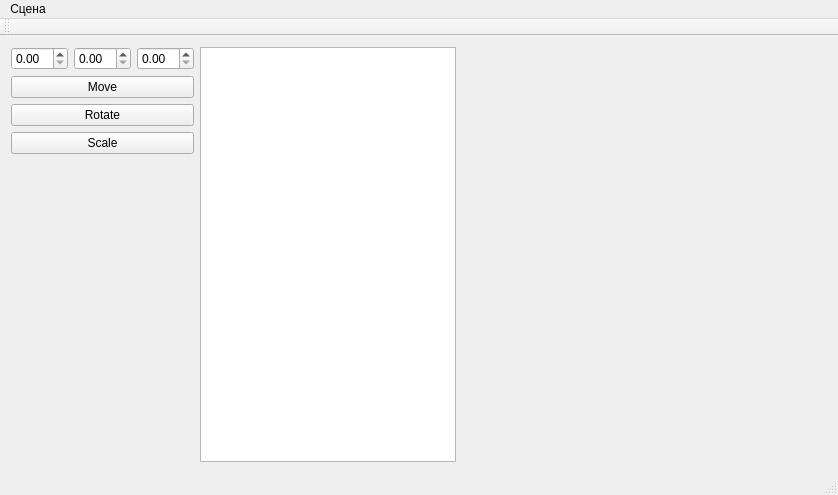
Old version of the form oop_lab3/QtImplementation/mainwindow.ui in the repository TheFunGun36/BMSTU_ObjectOrientedProgramming.
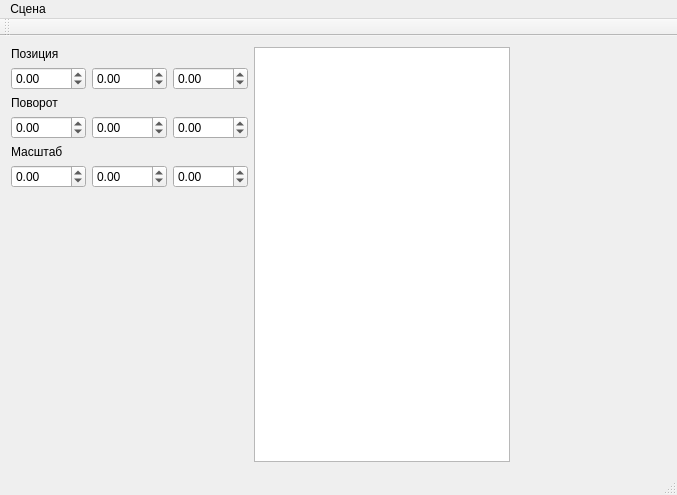
New version of the form. Custom widgets are drawn as their Qt base class.

```diff
--- a/oop_lab3/QtImplementation/mainwindow.ui
+++ b/oop_lab3/QtImplementation/mainwindow.ui
@@ -6,7 +6,7 @@
    <rect>
     <x>0</x>
     <y>0</y>
-    <width>838</width>
+    <width>677</width>
     <height>495</height>
    </rect>
   </property>
@@ -17,40 +17,129 @@
    <layout class="QHBoxLayout" name="horizontalLayout">
     <item>
      <layout class="QVBoxLayout" name="verticalLayout">
+      <item>
+       <widget class="QLabel" name="label">
+        <property name="text">
+         <string>Позиция</string>
+        </property>
+       </widget>
+      </item>
       <item>
        <layout class="QHBoxLayout" name="horizontalLayout_2">
         <item>
-         <widget class="QDoubleSpinBox" name="spinX"/>
+         <widget class="QDoubleSpinBox" name="posX">
+          <property name="minimum">
+           <double>-1000.000000000000000</double>
+          </property>
+          <property name="maximum">
+           <double>1000.000000000000000</double>
+          </property>
+         </widget>
         </item>
         <item>
-         <widget class="QDoubleSpinBox" name="spinY"/>
+         <widget class="QDoubleSpinBox" name="posY">
+          <property name="minimum">
+           <double>-1000.000000000000000</double>
+          </property>
+          <property name="maximum">
+           <double>1000.000000000000000</double>
+          </property>
+         </widget>
         </item>
         <item>
-         <widget class="QDoubleSpinBox" name="spinZ"/>
+         <widget class="QDoubleSpinBox" name="posZ">
+          <property name="minimum">
+           <double>-1000.000000000000000</double>
+          </property>
+          <property name="maximum">
+           <double>1000.000000000000000</double>
+          </property>
+         </widget>
         </item>
        </layout>
       </item>
       <item>
-       <widget class="QPushButton" name="moveBtn">
+       <widget class="QLabel" name="label_2">
         <property name="text">
-         <string>Move</string>
+         <string>Поворот</string>
         </property>
        </widget>
       </item>
       <item>
-       <widget class="QPushButton" name="rotateBtn">
-        <property name="text">
-         <string>Rotate</string>
-        </property>
-       </widget>
+       <layout class="QHBoxLayout" name="horizontalLayout_3">
+        <item>
+         <widget class="QDoubleSpinBox" name="rotX">
+          <property name="minimum">
+           <double>-1000.000000000000000</double>
+          </property>
+          <property name="maximum">
+           <double>1000.000000000000000</double>
+          </property>
+         </widget>
+        </item>
+        <item>
+         <widget class="QDoubleSpinBox" name="rotY">
+          <property name="minimum">
+           <double>-1000.000000000000000</double>
+          </property>
+          <property name="maximum">
+           <double>1000.000000000000000</double>
+          </property>
+         </widget>
+        </item>
+        <item>
+         <widget class="QDoubleSpinBox" name="rotZ">
+          <property name="minimum">
+           <double>-1000.000000000000000</double>
+          </property>
+          <property name="maximum">
+           <double>1000.000000000000000</double>
+          </property>
+         </widget>
+        </item>
+       </layout>
       </item>
       <item>
-       <widget class="QPushButton" name="scaleBtn">
+       <widget class="QLabel" name="label_3">
         <property name="text">
-         <string>Scale</string>
+         <string>Масштаб</string>
         </property>
        </widget>
       </item>
+      <item>
+       <layout class="QHBoxLayout" name="horizontalLayout_4">
+        <item>
+         <widget class="QDoubleSpinBox" name="scaleX">
+          <property name="minimum">
+           <double>-1000.000000000000000</double>
+          </property>
+          <property name="maximum">
+           <double>1000.000000000000000</double>
+          </property>
+         </widget>
+        </item>
+        <item>
+         <widget class="QDoubleSpinBox" name="scaleY">
+          <property name="minimum">
+           <double>-1000.000000000000000</double>
+          </property>
+          <property name="maximum">
+           <double>1000.000000000000000</double>
+          </property>
+         </widget>
+        </item>
+        <item>
+         <widget class="QDoubleSpinBox" name="scaleZ">
+          <property name="minimum">
+           <double>-1000.000000000000000</double>
+          </property>
+          <property name="maximum">
+           <double>1000.000000000000000</double>
+          </property>
+         </widget>
+        </item>
+       </layout>
+      </item>
       <item>
        <spacer name="verticalSpacer">
         <property name="orientation">
@@ -93,7 +182,7 @@
     <rect>
      <x>0</x>
      <y>0</y>
-     <width>838</width>
+     <width>677</width>
      <height>22</height>
     </rect>
    </property>
```
Left out of the diff: 9 changed lines with no effect on the pictures.
